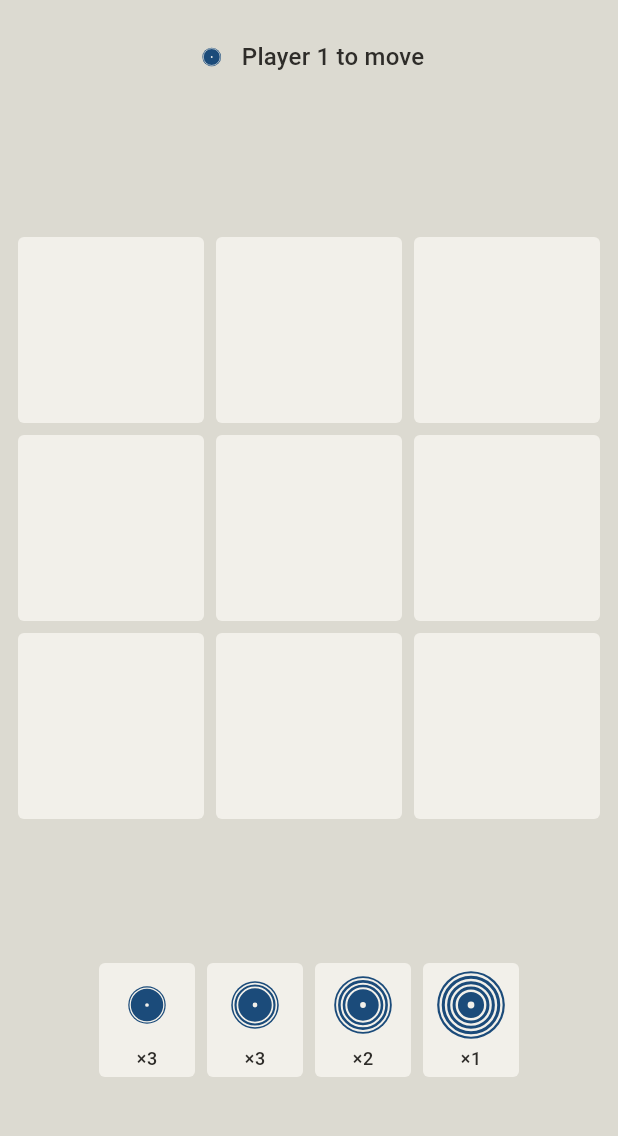
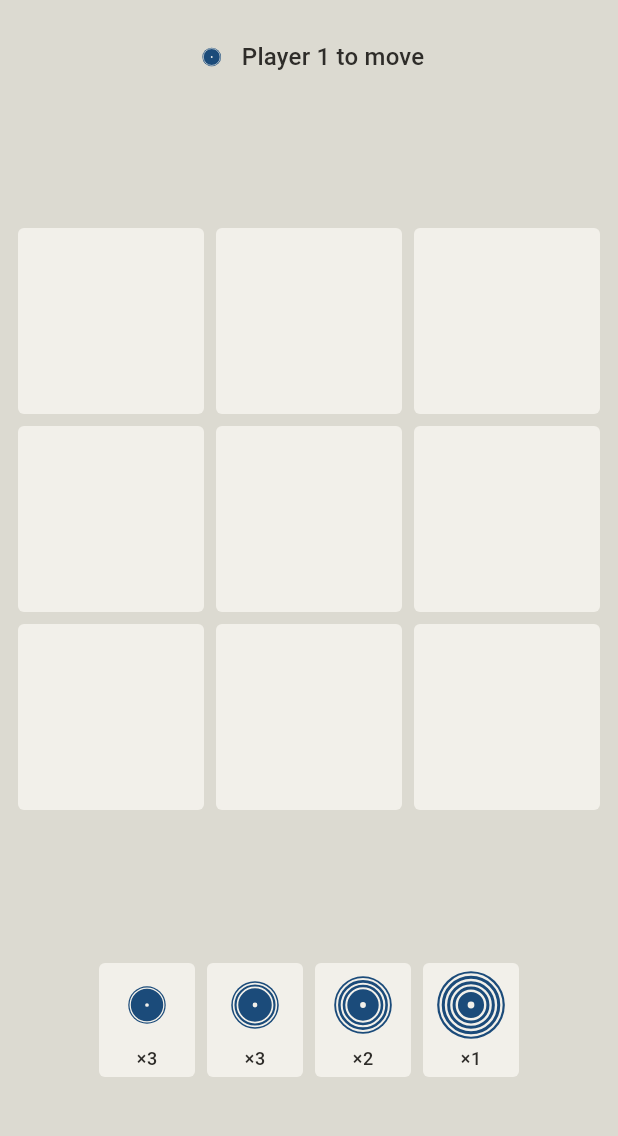
Before and after one commit to RSSerna/tic-tac-twist, a Flutter app: the TutorialScreen screen opened directly with empty values, after a tap on "Next", after a tap on "Skip tutorial", after a tap on "Pass & play", on a phone screen of 412 x 824 dp, the part 63-1199 px from its top. Run offline on Flutter 3.47's test engine with Material 3 defaults, Android fonts, the light colour scheme and no system bars; our stand-ins replace audioplayers, firebase_analytics, firebase_core, firebase_crashlytics, flutter_riverpod, google_mobile_ads and 3 more; accounts and stored records are empty; generated files the repository leaves out were written again.

Commit message:
Fix small issues: feat: add devtools options file and improve layout handling in game screens

```diff
--- /dev/null
+++ b/devtools_options.yaml
@@ -0,0 +1,3 @@
+description: This file stores settings for Dart & Flutter DevTools.
+documentation: https://docs.flutter.dev/tools/devtools/extensions#configure-extension-enablement-states
+extensions:
--- a/lib/ui/screens/game_screen.dart
+++ b/lib/ui/screens/game_screen.dart
@@ -70,7 +70,8 @@ class GameScreen extends ConsumerWidget {
                   // Both orientations (design doc §1): landscape puts the
                   // board and controls side by side rather than fighting
                   // over limited vertical height.
-                  final landscape = constraints.maxWidth > constraints.maxHeight;
+                  final landscape =
+                      constraints.maxWidth > constraints.maxHeight;
                   final sideControls = [
                     _TurnBanner(session: session),
                     if (session.mode.isStacking && session.status.isOngoing)
@@ -85,9 +86,9 @@ class GameScreen extends ConsumerWidget {
                   if (landscape) {
                     return Row(
                       children: [
-                        Expanded(child: board),
-                        SizedBox(
-                          width: 300,
+                        Expanded(flex: 2, child: board),
+                        Expanded(
+                          flex: 1,
                           child: SingleChildScrollView(
                             child: Column(
                               mainAxisAlignment: MainAxisAlignment.center,
@@ -158,8 +159,9 @@ class BoardArea extends StatelessWidget {
     final status = session.status;
     // Only for an actual line win (not a tiebreak/timeout/repetition
     // result, which has no three-in-a-row to point at).
-    final winningLine =
-        status.reason == EndReason.line ? status.winningLine : null;
+    final winningLine = status.reason == EndReason.line
+        ? status.winningLine
+        : null;
     final colors = context.gameColors;
 
     return IgnorePointer(
@@ -169,9 +171,14 @@ class BoardArea extends StatelessWidget {
       ignoring: session.isAiTurn,
       child: Center(
         child: Padding(
-          padding: const EdgeInsets.all(12),
+          padding: const EdgeInsets.only(left: 12, right: 12, bottom: 12),
           child: ConstrainedBox(
-            constraints: const BoxConstraints(maxWidth: 640, maxHeight: 640),
+            constraints: BoxConstraints(
+              // maxWidth: 640,
+              // maxHeight: 700,
+              maxWidth: session.mode.isStacking ? 640 : 722,
+              maxHeight: session.mode.isStacking ? 640 : 722,
+            ),
             child: Stack(
               children: [
                 session.mode.isStacking
@@ -213,14 +220,21 @@ class _TurnBanner extends ConsumerWidget {
     final color = person == 1 ? colors.playerA : colors.playerB;
     final chipForm =
         ref.watch(skinControllerProvider).value?.selectedSkin.chipForm ??
-            ChipForm.rings;
+        ChipForm.rings;
 
     return Padding(
       padding: const EdgeInsets.symmetric(vertical: 12),
       child: Column(
         children: [
-          Row(
-            mainAxisAlignment: MainAxisAlignment.center,
+          // Wrap, not Row: a narrow landscape side panel (or Spanish's
+          // longer strings, design doc §8) can leave less width than the
+          // icon + text need together — reflow onto a second line instead
+          // of overflowing (same reasoning as StagingBar/InventoryRow).
+          Wrap(
+            alignment: WrapAlignment.center,
+            crossAxisAlignment: WrapCrossAlignment.center,
+            spacing: 8,
+            runSpacing: 4,
             children: [
               SizedBox(
                 width: 24,
@@ -233,13 +247,11 @@ class _TurnBanner extends ConsumerWidget {
                   form: chipForm,
                 ),
               ),
-              const SizedBox(width: 8),
               Text(
                 l10n.turnBanner(person),
-                style: Theme.of(context)
-                    .textTheme
-                    .titleMedium
-                    ?.copyWith(color: colors.ink),
+                style: Theme.of(
+                  context,
+                ).textTheme.titleMedium?.copyWith(color: colors.ink),
               ),
             ],
           ),
@@ -248,10 +260,9 @@ class _TurnBanner extends ConsumerWidget {
             Text(
               l10n.aiThinking,
               key: const Key('ai-thinking'),
-              style: Theme.of(context)
-                  .textTheme
-                  .bodySmall
-                  ?.copyWith(color: colors.neutral),
+              style: Theme.of(
+                context,
+              ).textTheme.bodySmall?.copyWith(color: colors.neutral),
             ),
           ],
           if (session.turnDeadline != null) ...[
@@ -283,7 +294,10 @@ class _TurnTimerCountdownState extends State<_TurnTimerCountdown> {
   @override
   void initState() {
     super.initState();
-    _ticker = Timer.periodic(const Duration(seconds: 1), (_) => setState(() {}));
+    _ticker = Timer.periodic(
+      const Duration(seconds: 1),
+      (_) => setState(() {}),
+    );
   }
 
   @override
@@ -300,7 +314,9 @@ class _TurnTimerCountdownState extends State<_TurnTimerCountdown> {
     return Text(
       l10n.turnTimerBanner(remaining < 0 ? 0 : remaining),
       key: const Key('turn-timer-banner'),
-      style: Theme.of(context).textTheme.bodySmall?.copyWith(color: colors.neutral),
+      style: Theme.of(
+        context,
+      ).textTheme.bodySmall?.copyWith(color: colors.neutral),
     );
   }
 }
@@ -335,11 +351,12 @@ class StagingBar extends ConsumerWidget {
         runSpacing: 8,
         children: [
           if (mustPass && !stagedPass) ...[
-            Text(l10n.mustPassBanner,
-                style: Theme.of(context)
-                    .textTheme
-                    .bodyMedium
-                    ?.copyWith(color: colors.ink)),
+            Text(
+              l10n.mustPassBanner,
+              style: Theme.of(
+                context,
+              ).textTheme.bodyMedium?.copyWith(color: colors.ink),
+            ),
             FilledButton(
               key: const Key('pass'),
               onPressed: () => controller.stageMove(const PassMove()),
@@ -382,9 +399,10 @@ class _ResultOverlay extends ConsumerWidget {
         : l10n.drawBanner;
     final subtitle = switch (status.reason) {
       EndReason.repetition => l10n.resultReasonRepetition,
-      EndReason.tiebreak => status.outcome == GameOutcome.draw
-          ? l10n.resultReasonExactTie
-          : l10n.resultReasonTiebreak,
+      EndReason.tiebreak =>
+        status.outcome == GameOutcome.draw
+            ? l10n.resultReasonExactTie
+            : l10n.resultReasonTiebreak,
       EndReason.timeout => l10n.resultReasonTimeout,
       _ => null,
     };
@@ -402,15 +420,18 @@ class _ResultOverlay extends ConsumerWidget {
           child: Column(
             mainAxisSize: MainAxisSize.min,
             children: [
-              Text(headline,
-                  textAlign: TextAlign.center,
-                  style: textTheme.headlineSmall?.copyWith(color: colors.ink)),
+              Text(
+                headline,
+                textAlign: TextAlign.center,
+                style: textTheme.headlineSmall?.copyWith(color: colors.ink),
+              ),
               if (subtitle != null) ...[
                 const SizedBox(height: 8),
-                Text(subtitle,
-                    textAlign: TextAlign.center,
-                    style:
-                        textTheme.bodyMedium?.copyWith(color: colors.neutral)),
+                Text(
+                  subtitle,
+                  textAlign: TextAlign.center,
+                  style: textTheme.bodyMedium?.copyWith(color: colors.neutral),
+                ),
               ],
               const SizedBox(height: 20),
               // Rematch is the primary action, never blocked (design §3.5).
@@ -427,7 +448,11 @@ class _ResultOverlay extends ConsumerWidget {
                   // Between games, never mid-game and never between the
                   // rematch tap and the new game (design doc §3.5) — this
                   // is the one place that's genuinely "between games".
-                  unawaited(ref.read(adsControllerProvider.notifier).onReturnedToMenuAfterGame());
+                  unawaited(
+                    ref
+                        .read(adsControllerProvider.notifier)
+                        .onReturnedToMenuAfterGame(),
+                  );
                 },
                 child: Text(l10n.exitToMenu),
               ),
--- a/lib/ui/widgets/inventory_row.dart
+++ b/lib/ui/widgets/inventory_row.dart
@@ -19,16 +19,24 @@ class InventoryRow extends ConsumerWidget {
     if (session == null) return const SizedBox.shrink();
     final controller = ref.read(gameControllerProvider.notifier);
     final colors = context.gameColors;
-    final remaining =
-        controller.stackingEngine.remainingInventory(session.currentPlayer);
+    final remaining = controller.stackingEngine.remainingInventory(
+      session.currentPlayer,
+    );
     final person = session.currentPerson;
     final color = person == 1 ? colors.playerA : colors.playerB;
     final chipForm =
         ref.watch(skinControllerProvider).value?.selectedSkin.chipForm ??
-            ChipForm.rings;
+        ChipForm.rings;
 
-    return Row(
-      mainAxisAlignment: MainAxisAlignment.center,
+    // Wrap, not Row: each chip is a fixed 64x76 + its own horizontal margin,
+    // so four of them need ~288px of width. That fits in portrait but not
+    // always in a narrow landscape side panel — Wrap reflows onto a second
+    // line (effectively a grid) instead of overflowing (same reasoning as
+    // StagingBar's Wrap).
+    return Wrap(
+      alignment: WrapAlignment.center,
+      runSpacing: 8,
+
       children: [
         for (var level = 1; level <= 4; level++)
           _InventoryChip(
@@ -114,10 +122,9 @@ class _InventoryChip extends StatelessWidget {
                     padding: const EdgeInsets.only(bottom: 4),
                     child: Text(
                       '×$count',
-                      style: Theme.of(context)
-                          .textTheme
-                          .labelMedium
-                          ?.copyWith(color: ink),
+                      style: Theme.of(
+                        context,
+                      ).textTheme.labelMedium?.copyWith(color: ink),
                     ),
                   ),
                 ],
```
Also changed, not shown: lib/ui/widgets/ultimate_board.dart (+101 -14 lines), 1 other file.
